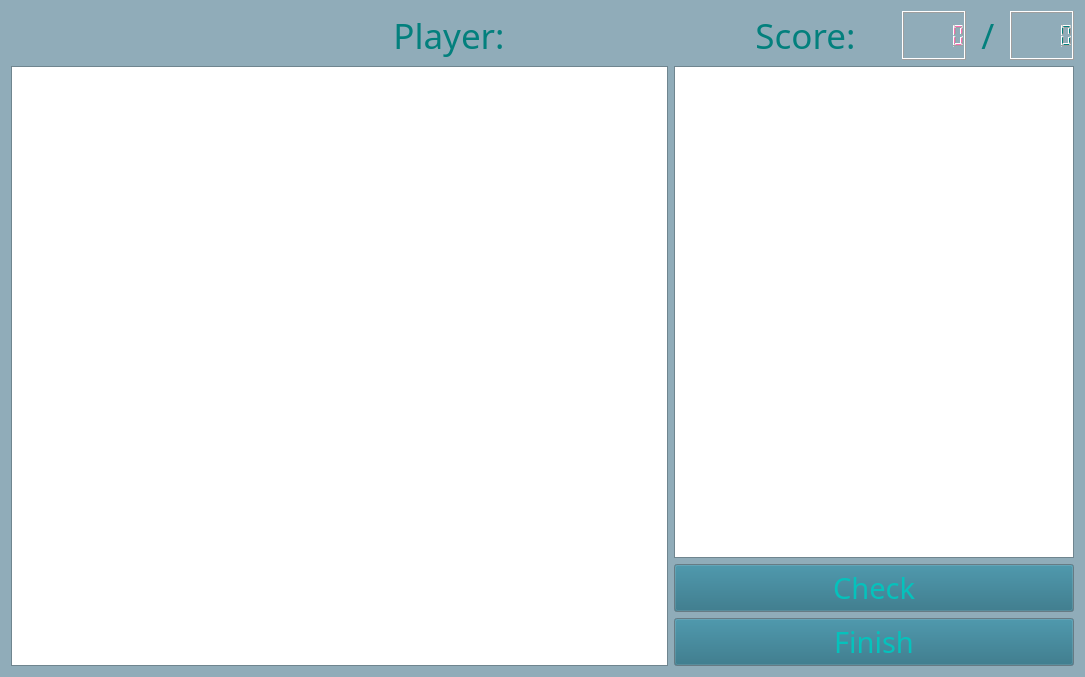
Above: crossword/crossword/crosswordGUI/gamewindow.ui from DariaKomarynska/Crossword-Puzzle before the change. Below: the same form after it.
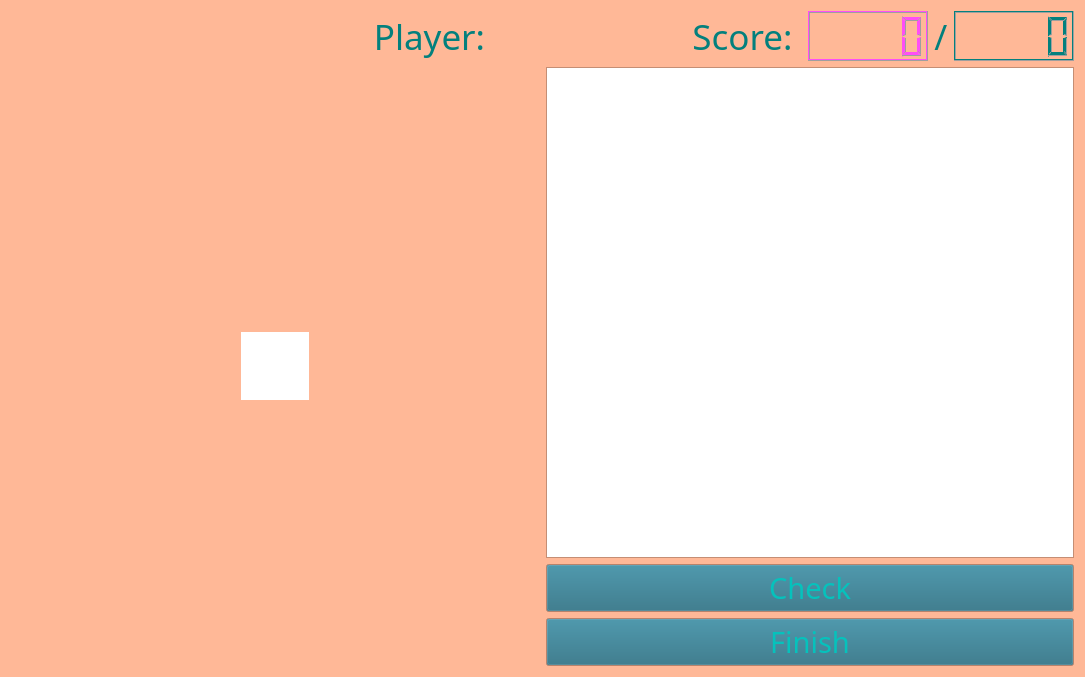
That is the form after the change.

```diff
--- a/crossword/crossword/crosswordGUI/gamewindow.ui
+++ b/crossword/crossword/crosswordGUI/gamewindow.ui
@@ -25,9 +25,9 @@
      <colorrole role="Window">
       <brush brushstyle="SolidPattern">
        <color alpha="255">
-        <red>144</red>
-        <green>172</green>
-        <blue>185</blue>
+        <red>255</red>
+        <green>184</green>
+        <blue>151</blue>
        </color>
       </brush>
      </colorrole>
@@ -45,9 +45,9 @@
      <colorrole role="Window">
       <brush brushstyle="SolidPattern">
        <color alpha="255">
-        <red>144</red>
-        <green>172</green>
-        <blue>185</blue>
+        <red>255</red>
+        <green>184</green>
+        <blue>151</blue>
        </color>
       </brush>
      </colorrole>
@@ -56,18 +56,18 @@
      <colorrole role="Base">
       <brush brushstyle="SolidPattern">
        <color alpha="255">
-        <red>144</red>
-        <green>172</green>
-        <blue>185</blue>
+        <red>255</red>
+        <green>184</green>
+        <blue>151</blue>
        </color>
       </brush>
      </colorrole>
      <colorrole role="Window">
       <brush brushstyle="SolidPattern">
        <color alpha="255">
-        <red>144</red>
-        <green>172</green>
-        <blue>185</blue>
+        <red>255</red>
+        <green>184</green>
+        <blue>151</blue>
        </color>
       </brush>
      </colorrole>
@@ -90,9 +90,9 @@
             <colorrole role="WindowText">
              <brush brushstyle="SolidPattern">
               <color alpha="255">
-               <red>251</red>
-               <green>110</green>
-               <blue>181</blue>
+               <red>255</red>
+               <green>78</green>
+               <blue>246</blue>
               </color>
              </brush>
             </colorrole>
@@ -119,9 +119,9 @@
             <colorrole role="WindowText">
              <brush brushstyle="SolidPattern">
               <color alpha="255">
-               <red>251</red>
-               <green>110</green>
-               <blue>181</blue>
+               <red>255</red>
+               <green>78</green>
+               <blue>246</blue>
               </color>
              </brush>
             </colorrole>
@@ -178,7 +178,7 @@
          <property name="font">
           <font>
            <family>Cooper Black</family>
-           <pointsize>26</pointsize>
+           <pointsize>28</pointsize>
           </font>
          </property>
          <property name="text">
@@ -306,9 +306,27 @@
               <colorrole role="WindowText">
                <brush brushstyle="SolidPattern">
                 <color alpha="255">
-                 <red>251</red>
-                 <green>110</green>
-                 <blue>181</blue>
+                 <red>255</red>
+                 <green>78</green>
+                 <blue>246</blue>
+                </color>
+               </brush>
+              </colorrole>
+              <colorrole role="Light">
+               <brush brushstyle="SolidPattern">
+                <color alpha="255">
+                 <red>255</red>
+                 <green>184</green>
+                 <blue>151</blue>
+                </color>
+               </brush>
+              </colorrole>
+              <colorrole role="Midlight">
+               <brush brushstyle="SolidPattern">
+                <color alpha="255">
+                 <red>255</red>
+                 <green>184</green>
+                 <blue>151</blue>
                 </color>
                </brush>
               </colorrole>
@@ -316,7 +334,7 @@
                <brush brushstyle="SolidPattern">
                 <color alpha="255">
                  <red>255</red>
-                 <green>255</green>
+                 <green>85</green>
                  <blue>255</blue>
                 </color>
                </brush>
@@ -324,9 +342,9 @@
               <colorrole role="Window">
                <brush brushstyle="SolidPattern">
                 <color alpha="255">
-                 <red>144</red>
-                 <green>172</green>
-                 <blue>185</blue>
+                 <red>255</red>
+                 <green>255</green>
+                 <blue>255</blue>
                 </color>
                </brush>
               </colorrole>
@@ -335,9 +353,27 @@
               <colorrole role="WindowText">
                <brush brushstyle="SolidPattern">
                 <color alpha="255">
-                 <red>251</red>
-                 <green>110</green>
-                 <blue>181</blue>
+                 <red>255</red>
+                 <green>78</green>
+                 <blue>246</blue>
+                </color>
+               </brush>
+              </colorrole>
+              <colorrole role="Light">
+               <brush brushstyle="SolidPattern">
+                <color alpha="255">
+                 <red>255</red>
+                 <green>184</green>
+                 <blue>151</blue>
+                </color>
+               </brush>
+              </colorrole>
+              <colorrole role="Midlight">
+               <brush brushstyle="SolidPattern">
+                <color alpha="255">
+                 <red>255</red>
+                 <green>184</green>
+                 <blue>151</blue>
                 </color>
                </brush>
               </colorrole>
@@ -345,7 +381,7 @@
                <brush brushstyle="SolidPattern">
                 <color alpha="255">
                  <red>255</red>
-                 <green>255</green>
+                 <green>85</green>
                  <blue>255</blue>
                 </color>
                </brush>
@@ -353,9 +389,9 @@
               <colorrole role="Window">
                <brush brushstyle="SolidPattern">
                 <color alpha="255">
-                 <red>144</red>
-                 <green>172</green>
-                 <blue>185</blue>
+                 <red>255</red>
+                 <green>255</green>
+                 <blue>255</blue>
                 </color>
                </brush>
               </colorrole>
@@ -370,21 +406,39 @@
                 </color>
                </brush>
               </colorrole>
+              <colorrole role="Light">
+               <brush brushstyle="SolidPattern">
+                <color alpha="255">
+                 <red>255</red>
+                 <green>184</green>
+                 <blue>151</blue>
+                </color>
+               </brush>
+              </colorrole>
+              <colorrole role="Midlight">
+               <brush brushstyle="SolidPattern">
+                <color alpha="255">
+                 <red>255</red>
+                 <green>184</green>
+                 <blue>151</blue>
+                </color>
+               </brush>
+              </colorrole>
               <colorrole role="Base">
                <brush brushstyle="SolidPattern">
                 <color alpha="255">
-                 <red>144</red>
-                 <green>172</green>
-                 <blue>185</blue>
+                 <red>255</red>
+                 <green>255</green>
+                 <blue>255</blue>
                 </color>
                </brush>
               </colorrole>
               <colorrole role="Window">
                <brush brushstyle="SolidPattern">
                 <color alpha="255">
-                 <red>144</red>
-                 <green>172</green>
-                 <blue>185</blue>
+                 <red>255</red>
+                 <green>255</green>
+                 <blue>255</blue>
                 </color>
                </brush>
               </colorrole>
@@ -394,7 +448,7 @@
            <property name="font">
             <font>
              <family>Cooper Black</family>
-             <pointsize>26</pointsize>
+             <pointsize>28</pointsize>
             </font>
            </property>
            <property name="text">
@@ -519,16 +573,31 @@
          <item>
           <layout class="QHBoxLayout" name="horizontalLayout">
            <item>
-            <widget class="QLCDNumber" name="lcdNumber">
+            <widget class="QLCDNumber" name="scoreLCD">
+             <property name="minimumSize">
+              <size>
+               <width>120</width>
+               <height>0</height>
+              </size>
+             </property>
              <property name="palette">
               <palette>
                <active>
                 <colorrole role="WindowText">
                  <brush brushstyle="SolidPattern">
                   <color alpha="255">
-                   <red>251</red>
-                   <green>110</green>
-                   <blue>181</blue>
+                   <red>255</red>
+                   <green>78</green>
+                   <blue>246</blue>
+                  </color>
+                 </brush>
+                </colorrole>
+                <colorrole role="Light">
+                 <brush brushstyle="SolidPattern">
+                  <color alpha="255">
+                   <red>255</red>
+                   <green>78</green>
+                   <blue>246</blue>
                   </color>
                  </brush>
                 </colorrole>
@@ -555,9 +624,18 @@
                 <colorrole role="WindowText">
                  <brush brushstyle="SolidPattern">
                   <color alpha="255">
-                   <red>251</red>
-                   <green>110</green>
-                   <blue>181</blue>
+                   <red>255</red>
+                   <green>78</green>
+                   <blue>246</blue>
+                  </color>
+                 </brush>
+                </colorrole>
+                <colorrole role="Light">
+                 <brush brushstyle="SolidPattern">
+                  <color alpha="255">
+                   <red>255</red>
+                   <green>78</green>
+                   <blue>246</blue>
                   </color>
                  </brush>
                 </colorrole>
@@ -590,6 +668,15 @@
                   </color>
                  </brush>
                 </colorrole>
+                <colorrole role="Light">
+                 <brush brushstyle="SolidPattern">
+                  <color alpha="255">
+                   <red>255</red>
+                   <green>78</green>
+                   <blue>246</blue>
+                  </color>
+                 </brush>
+                </colorrole>
                 <colorrole role="Base">
                  <brush brushstyle="SolidPattern">
                   <color alpha="255">
@@ -611,6 +698,11 @@
                </disabled>
               </palette>
              </property>
+             <property name="font">
+              <font>
+               <pointsize>12</pointsize>
+              </font>
+             </property>
             </widget>
            </item>
            <item>
@@ -721,7 +813,13 @@
             </widget>
            </item>
            <item>
-            <widget class="QLCDNumber" name="lcdNumber_2">
+            <widget class="QLCDNumber" name="maxScoreLCD">
+             <property name="minimumSize">
+              <size>
+               <width>120</width>
+               <height>0</height>
+              </size>
+             </property>
              <property name="palette">
               <palette>
                <active>
@@ -734,6 +832,15 @@
                   </color>
                  </brush>
                 </colorrole>
+                <colorrole role="Light">
+                 <brush brushstyle="SolidPattern">
+                  <color alpha="255">
+                   <red>3</red>
+                   <green>128</green>
+                   <blue>125</blue>
+                  </color>
+                 </brush>
+                </colorrole>
                 <colorrole role="Base">
                  <brush brushstyle="SolidPattern">
                   <color alpha="255">
@@ -763,6 +870,15 @@
                   </color>
                  </brush>
                 </colorrole>
+                <colorrole role="Light">
+                 <brush brushstyle="SolidPattern">
+                  <color alpha="255">
+                   <red>3</red>
+                   <green>128</green>
+                   <blue>125</blue>
+                  </color>
+                 </brush>
+                </colorrole>
                 <colorrole role="Base">
                  <brush brushstyle="SolidPattern">
                   <color alpha="255">
@@ -792,6 +908,15 @@
                   </color>
                  </brush>
                 </colorrole>
+                <colorrole role="Light">
+                 <brush brushstyle="SolidPattern">
+                  <color alpha="255">
+                   <red>3</red>
+                   <green>128</green>
+                   <blue>125</blue>
+                  </color>
+                 </brush>
+                </colorrole>
                 <colorrole role="Base">
                  <brush brushstyle="SolidPattern">
                   <color alpha="255">
@@ -825,8 +950,331 @@
       <layout class="QHBoxLayout" name="horizontalLayout_5">
        <item>
         <layout class="QVBoxLayout" name="verticalLayout_3">
-         <item>
-          <widget class="QTableWidget" name="gameTable"/>
+         <item alignment="Qt::AlignHCenter|Qt::AlignVCenter">
+          <widget class="QTableWidget" name="gameTable">
+           <property name="palette">
+            <palette>
+             <active>
+              <colorrole role="WindowText">
+               <brush brushstyle="SolidPattern">
+                <color alpha="255">
+                 <red>0</red>
+                 <green>0</green>
+                 <blue>0</blue>
+                </color>
+               </brush>
+              </colorrole>
+              <colorrole role="Light">
+               <brush brushstyle="SolidPattern">
+                <color alpha="255">
+                 <red>144</red>
+                 <green>172</green>
+                 <blue>185</blue>
+                </color>
+               </brush>
+              </colorrole>
+              <colorrole role="Midlight">
+               <brush brushstyle="SolidPattern">
+                <color alpha="255">
+                 <red>144</red>
+                 <green>172</green>
+                 <blue>185</blue>
+                </color>
+               </brush>
+              </colorrole>
+              <colorrole role="Dark">
+               <brush brushstyle="SolidPattern">
+                <color alpha="255">
+                 <red>85</red>
+                 <green>85</green>
+                 <blue>255</blue>
+                </color>
+               </brush>
+              </colorrole>
+              <colorrole role="Mid">
+               <brush brushstyle="SolidPattern">
+                <color alpha="255">
+                 <red>255</red>
+                 <green>78</green>
+                 <blue>246</blue>
+                </color>
+               </brush>
+              </colorrole>
+              <colorrole role="Text">
+               <brush brushstyle="SolidPattern">
+                <color alpha="255">
+                 <red>0</red>
+                 <green>0</green>
+                 <blue>0</blue>
+                </color>
+               </brush>
+              </colorrole>
+              <colorrole role="ButtonText">
+               <brush brushstyle="SolidPattern">
+                <color alpha="255">
+                 <red>0</red>
+                 <green>0</green>
+                 <blue>0</blue>
+                </color>
+               </brush>
+              </colorrole>
+              <colorrole role="AlternateBase">
+               <brush brushstyle="SolidPattern">
+                <color alpha="255">
+                 <red>255</red>
+                 <green>255</green>
+                 <blue>255</blue>
+                </color>
+               </brush>
+              </colorrole>
+              <colorrole role="ToolTipText">
+               <brush brushstyle="SolidPattern">
+                <color alpha="255">
+                 <red>255</red>
+                 <green>184</green>
+                 <blue>151</blue>
+                </color>
+               </brush>
+              </colorrole>
+              <colorrole role="PlaceholderText">
+               <brush brushstyle="SolidPattern">
+                <color alpha="128">
+                 <red>0</red>
+                 <green>0</green>
+                 <blue>0</blue>
+                </color>
+               </brush>
+              </colorrole>
+             </active>
+             <inactive>
+              <colorrole role="WindowText">
+               <brush brushstyle="SolidPattern">
+                <color alpha="255">
+                 <red>0</red>
+                 <green>0</green>
+                 <blue>0</blue>
+                </color>
+               </brush>
+              </colorrole>
+              <colorrole role="Light">
+               <brush brushstyle="SolidPattern">
+                <color alpha="255">
+                 <red>144</red>
+                 <green>172</green>
+                 <blue>185</blue>
+                </color>
+               </brush>
+              </colorrole>
+              <colorrole role="Midlight">
+               <brush brushstyle="SolidPattern">
+                <color alpha="255">
+                 <red>144</red>
+                 <green>172</green>
+                 <blue>185</blue>
+                </color>
+               </brush>
+              </colorrole>
+              <colorrole role="Dark">
+               <brush brushstyle="SolidPattern">
+                <color alpha="255">
+                 <red>85</red>
+                 <green>85</green>
+                 <blue>255</blue>
+                </color>
+               </brush>
+              </colorrole>
+              <colorrole role="Mid">
+               <brush brushstyle="SolidPattern">
+                <color alpha="255">
+                 <red>255</red>
+                 <green>78</green>
+                 <blue>246</blue>
+                </color>
+               </brush>
+              </colorrole>
+              <colorrole role="Text">
+               <brush brushstyle="SolidPattern">
+                <color alpha="255">
+                 <red>0</red>
+                 <green>0</green>
+                 <blue>0</blue>
+                </color>
+               </brush>
+              </colorrole>
+              <colorrole role="ButtonText">
+               <brush brushstyle="SolidPattern">
+                <color alpha="255">
+                 <red>0</red>
+                 <green>0</green>
+                 <blue>0</blue>
+                </color>
+               </brush>
+              </colorrole>
+              <colorrole role="AlternateBase">
+               <brush brushstyle="SolidPattern">
+                <color alpha="255">
+                 <red>255</red>
+                 <green>255</green>
+                 <blue>255</blue>
+                </color>
+               </brush>
+              </colorrole>
+              <colorrole role="ToolTipText">
+               <brush brushstyle="SolidPattern">
+                <color alpha="255">
+                 <red>255</red>
+                 <green>184</green>
+                 <blue>151</blue>
+                </color>
+               </brush>
+              </colorrole>
+              <colorrole role="PlaceholderText">
+               <brush brushstyle="SolidPattern">
+                <color alpha="128">
+                 <red>0</red>
+                 <green>0</green>
+                 <blue>0</blue>
+                </color>
+               </brush>
+              </colorrole>
+             </inactive>
+             <disabled>
+              <colorrole role="WindowText">
+               <brush brushstyle="SolidPattern">
+                <color alpha="255">
+                 <red>85</red>
+                 <green>85</green>
+                 <blue>255</blue>
+                </color>
+               </brush>
+              </colorrole>
+              <colorrole role="Light">
+               <brush brushstyle="SolidPattern">
+                <color alpha="255">
+                 <red>144</red>
+                 <green>172</green>
+                 <blue>185</blue>
+                </color>
+               </brush>
+              </colorrole>
+              <colorrole role="Midlight">
+               <brush brushstyle="SolidPattern">
+                <color alpha="255">
+                 <red>144</red>
+                 <green>172</green>
+                 <blue>185</blue>
+                </color>
+               </brush>
+              </colorrole>
+              <colorrole role="Dark">
+               <brush brushstyle="SolidPattern">
+                <color alpha="255">
+                 <red>85</red>
+                 <green>85</green>
+                 <blue>255</blue>
+                </color>
+               </brush>
+              </colorrole>
+              <colorrole role="Mid">
+               <brush brushstyle="SolidPattern">
+                <color alpha="255">
+                 <red>255</red>
+                 <green>78</green>
+                 <blue>246</blue>
+                </color>
+               </brush>
+              </colorrole>
+              <colorrole role="Text">
+               <brush brushstyle="SolidPattern">
+                <color alpha="255">
+                 <red>85</red>
+                 <green>85</green>
+                 <blue>255</blue>
+                </color>
+               </brush>
+              </colorrole>
+              <colorrole role="ButtonText">
+               <brush brushstyle="SolidPattern">
+                <color alpha="255">
+                 <red>85</red>
+                 <green>85</green>
+                 <blue>255</blue>
+                </color>
+               </brush>
+              </colorrole>
+              <colorrole role="AlternateBase">
+               <brush brushstyle="SolidPattern">
+                <color alpha="255">
+                 <red>255</red>
+                 <green>255</green>
+                 <blue>255</blue>
+                </color>
+               </brush>
+              </colorrole>
+              <colorrole role="ToolTipText">
+               <brush brushstyle="SolidPattern">
+                <color alpha="255">
+                 <red>255</red>
+                 <green>184</green>
+                 <blue>151</blue>
+                </color>
+               </brush>
+              </colorrole>
+              <colorrole role="PlaceholderText">
+               <brush brushstyle="SolidPattern">
+                <color alpha="128">
+                 <red>0</red>
+                 <green>0</green>
+                 <blue>0</blue>
+                </color>
+               </brush>
+              </colorrole>
+             </disabled>
+            </palette>
+           </property>
+           <property name="layoutDirection">
+            <enum>Qt::LeftToRight</enum>
+           </property>
+           <property name="frameShape">
+            <enum>QFrame::NoFrame</enum>
+           </property>
+           <property name="frameShadow">
+            <enum>QFrame::Plain</enum>
+           </property>
+           <property name="lineWidth">
+            <number>0</number>
+           </property>
+           <property name="sizeAdjustPolicy">
+            <enum>QAbstractScrollArea::AdjustToContents</enum>
+           </property>
+           <property name="selectionMode">
+            <enum>QAbstractItemView::SingleSelection</enum>
+           </property>
+           <property name="textElideMode">
+            <enum>Qt::ElideMiddle</enum>
+           </property>
+           <property name="showGrid">
+            <bool>true</bool>
+           </property>
+           <property name="gridStyle">
+            <enum>Qt::SolidLine</enum>
+           </property>
+           <property name="rowCount">
+            <number>0</number>
+           </property>
+           <attribute name="horizontalHeaderVisible">
+            <bool>false</bool>
+           </attribute>
+           <attribute name="horizontalHeaderHighlightSections">
+            <bool>false</bool>
+           </attribute>
+           <attribute name="verticalHeaderVisible">
+            <bool>false</bool>
+           </attribute>
+           <attribute name="verticalHeaderHighlightSections">
+            <bool>false</bool>
+           </attribute>
+          </widget>
          </item>
         </layout>
        </item>
@@ -835,7 +1283,7 @@
          <item>
           <widget class="QListWidget" name="questionList">
            <property name="sizePolicy">
-            <sizepolicy hsizetype="Preferred" vsizetype="Expanding">
+            <sizepolicy hsizetype="Minimum" vsizetype="Expanding">
              <horstretch>0</horstretch>
              <verstretch>0</verstretch>
             </sizepolicy>
```
